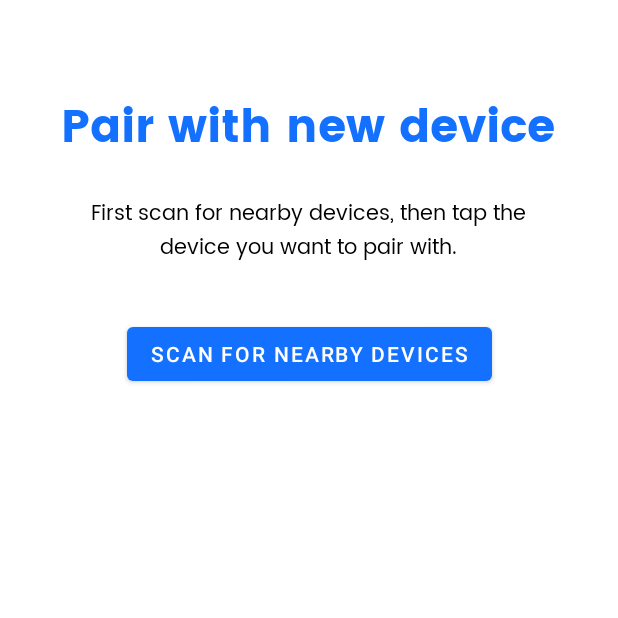
After one commit to JanMiskovic/Blue-Pong, an Android app: the PairActivity screen opened directly, with no data from a screen before it, on a phone screen of 412 x 824 dp, the top half of it. The commit adds this screen. Run offline under Robolectric (Android 15) with nearby library versions, the phone set to English and light mode, and no system bars.

Commit message:
Work in progress 5

```diff
--- /dev/null
+++ b/app/src/main/java/sk/ukf/bluepong/PairActivity.java
@@ -0,0 +1,106 @@
+package sk.ukf.bluepong;
+
+import androidx.appcompat.app.AppCompatActivity;
+
+import android.bluetooth.BluetoothAdapter;
+import android.bluetooth.BluetoothDevice;
+import android.content.BroadcastReceiver;
+import android.content.Context;
+import android.content.Intent;
+import android.content.IntentFilter;
+import android.os.Bundle;
+import android.view.View;
+import android.widget.ArrayAdapter;
+import android.widget.ListView;
+import android.widget.Toast;
+
+import java.lang.reflect.Method;
+import java.util.ArrayList;
+
+public class PairActivity extends AppCompatActivity {
+
+    private BluetoothAdapter ba;
+    private ArrayList<BluetoothDevice> devices;
+    private ArrayList<String> deviceNames;
+    private ListView devicesListView;
+    private ArrayAdapter aa;
+
+    @Override
+    protected void onCreate(Bundle savedInstanceState) {
+        super.onCreate(savedInstanceState);
+        setContentView(R.layout.activity_pair);
+
+        ba = BluetoothAdapter.getDefaultAdapter();
+        devices = new ArrayList<>();
+        deviceNames = new ArrayList<>();
+        devicesListView = findViewById(R.id.devicesListView);
+        aa = new ArrayAdapter(this, android.R.layout.simple_list_item_1, deviceNames);
+
+        devicesListView.setAdapter(aa);
+        addListeners();
+    }
+
+    public void scanForNearbyDevices(View v) {
+        ba.cancelDiscovery();
+        devices.clear();
+        deviceNames.clear();
+        aa.notifyDataSetChanged();
+
+        IntentFilter filter = new IntentFilter();
+        filter.addAction(BluetoothAdapter.ACTION_DISCOVERY_STARTED);
+        filter.addAction(BluetoothAdapter.ACTION_DISCOVERY_FINISHED);
+        filter.addAction(BluetoothDevice.ACTION_FOUND);
+
+        registerReceiver(scanReciever, filter);
+        ba.startDiscovery();
+    }
+
+    private void pair(BluetoothDevice device) {
+        try {
+            Method method = device.getClass().getMethod("createBond");
+            method.invoke(device, (Object[]) null);
+            Toast.makeText(this, "Pairing with " + device.getName() + " ...", Toast.LENGTH_LONG).show();
+        }catch (Exception e){
+            Toast.makeText(this, "Pairing failed.", Toast.LENGTH_LONG).show();
+        }
+    }
+
+    private void addListeners() {
+        devicesListView.setOnItemClickListener((parent, view, position, id) -> {
+            ba.cancelDiscovery();
+            pair(devices.get(position));
+        });
+    }
+
+    private final BroadcastReceiver scanReciever = new BroadcastReceiver() {
+        @Override
+        public void onReceive(Context context, Intent intent) {
+
+            String action = intent.getAction();
+
+            switch (action) {
+                case BluetoothAdapter.ACTION_DISCOVERY_STARTED:
+                    Toast.makeText(context, "Scanning for nearby devices...", Toast.LENGTH_SHORT).show();
+                    break;
+                case BluetoothAdapter.ACTION_DISCOVERY_FINISHED:
+                    Toast.makeText(context, "Scanning finished.", Toast.LENGTH_SHORT).show();
+                    break;
+                case BluetoothDevice.ACTION_FOUND:
+                    BluetoothDevice device = intent.getParcelableExtra(BluetoothDevice.EXTRA_DEVICE);
+                    if (device.getName() != null && !devices.contains(device)) {
+                        devices.add(device);
+                        deviceNames.add(device.getName());
+                        aa.notifyDataSetChanged();
+                    }
+                    break;
+            }
+        }
+    };
+
+    public void onDestroy() {
+        try {
+            unregisterReceiver(scanReciever);
+        } catch (Exception ignored) { }
+        super.onDestroy();
+    }
+}
--- /dev/null
+++ b/app/src/main/res/layout/activity_pair.xml
@@ -0,0 +1,63 @@
+<?xml version="1.0" encoding="utf-8"?>
+<androidx.constraintlayout.widget.ConstraintLayout xmlns:android="http://schemas.android.com/apk/res/android"
+    xmlns:app="http://schemas.android.com/apk/res-auto"
+    xmlns:tools="http://schemas.android.com/tools"
+    android:layout_width="match_parent"
+    android:layout_height="match_parent"
+    tools:context=".PairActivity">
+
+    <TextView
+        android:id="@+id/pairwithnewdevice"
+        android:layout_width="wrap_content"
+        android:layout_height="wrap_content"
+        android:fontFamily="@font/poppins_bold"
+        android:text="@string/pair_text"
+        android:textColor="?attr/colorPrimary"
+        android:textSize="30sp"
+        app:layout_constraintBottom_toBottomOf="parent"
+        app:layout_constraintEnd_toEndOf="parent"
+        app:layout_constraintHorizontal_bias="0.493"
+        app:layout_constraintStart_toStartOf="parent"
+        app:layout_constraintTop_toTopOf="parent"
+        app:layout_constraintVertical_bias="0.078" />
+
+    <Button
+        android:id="@+id/scanButton"
+        android:layout_width="wrap_content"
+        android:layout_height="wrap_content"
+        android:onClick="scanForNearbyDevices"
+        android:text="@string/scan_nearby_button"
+        android:textColor="@color/white"
+        app:layout_constraintBottom_toBottomOf="parent"
+        app:layout_constraintEnd_toEndOf="parent"
+        app:layout_constraintStart_toStartOf="parent"
+        app:layout_constraintTop_toTopOf="@+id/pairwithnewdevice"
+        app:layout_constraintVertical_bias="0.212" />
+
+    <TextView
+        android:id="@+id/pairtutorial"
+        android:layout_width="300dp"
+        android:layout_height="wrap_content"
+        android:fontFamily="@font/poppins"
+        android:text="@string/pair_guide"
+        android:textAlignment="center"
+        android:textColor="?attr/colorOnSecondary"
+        app:layout_constraintBottom_toTopOf="@+id/scanButton"
+        app:layout_constraintEnd_toEndOf="parent"
+        app:layout_constraintHorizontal_bias="0.495"
+        app:layout_constraintStart_toStartOf="parent"
+        app:layout_constraintTop_toTopOf="@+id/pairwithnewdevice"
+        app:layout_constraintVertical_bias="0.666" />
+
+    <ListView
+        android:id="@+id/devicesListView"
+        android:layout_width="330dp"
+        android:layout_height="380dp"
+        app:layout_constraintBottom_toBottomOf="parent"
+        app:layout_constraintEnd_toEndOf="parent"
+        app:layout_constraintHorizontal_bias="0.493"
+        app:layout_constraintStart_toStartOf="parent"
+        app:layout_constraintTop_toBottomOf="@+id/scanButton"
+        app:layout_constraintVertical_bias="0.437" />
+
+</androidx.constraintlayout.widget.ConstraintLayout>
--- a/app/src/main/res/values/strings.xml
+++ b/app/src/main/res/values/strings.xml
@@ -2,7 +2,7 @@
     <string name="app_name">BluePong</string>
     <string name="guide_button">How to play</string>
     <string name="tutorial">
-        1. Make sure the game is running on both devices, and that necessary services are turned on.\n\n
+        1. Make sure that necessary services are turned on (Bluetooth / GPS for pairing).\n\n
         2. Pair with the device you want to play against. If you are already paired, you can skip this step.\n\n
         3. Start the game on either device. Connect to the game from the other device.\n\n
         4. Move the paddles by dragging or tapping. Try to beat your opponent!
@@ -13,4 +13,7 @@
     <string name="show_paired_button">Show paired devices</string>
     <string name="create_server_button">Create game</string>
     <string name="join_server_button">Join game</string>
+    <string name="pair_text">Pair with new device</string>
+    <string name="scan_nearby_button">Scan for nearby devices</string>
+    <string name="pair_guide">First scan for nearby devices, then tap the device you want to pair with.</string>
 </resources>
```
Also changed, not shown: app/src/main/AndroidManifest.xml (+6 -1 lines), app/src/main/java/sk/ukf/bluepong/MainActivity.java (+29 -7 lines), app/src/main/res/layout/activity_main.xml (+4 -4 lines).
